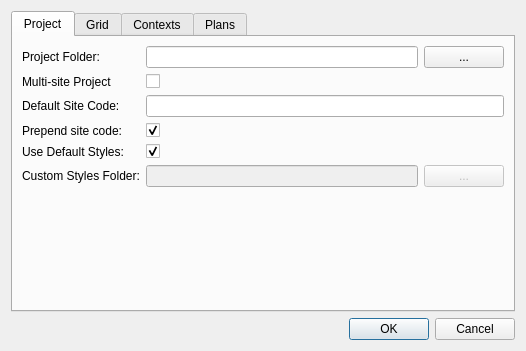
lparchaeology/ArkPlan, file core/settings_dialog_base.ui: the form before one commit.
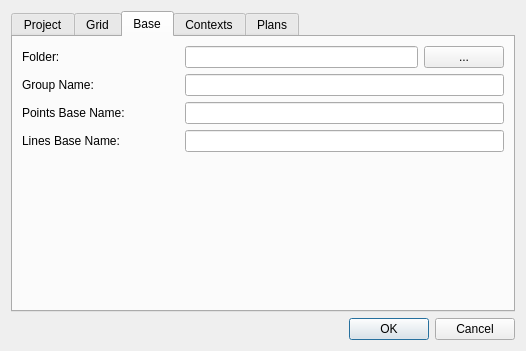
The form after the commit. The open tabs and pages were chosen to show the change.

Commit message: Add config and creation of base layers

The edit to the form file:
```diff
--- a/core/settings_dialog_base.ui
+++ b/core/settings_dialog_base.ui
@@ -278,6 +278,95 @@
        </item>
       </layout>
      </widget>
+     <widget class="QWidget" name="baseTab">
+      <attribute name="title">
+       <string>Base</string>
+      </attribute>
+      <layout class="QGridLayout" name="gridLayout">
+       <item row="2" column="1" colspan="2">
+        <widget class="QLineEdit" name="basePointsNameEdit"/>
+       </item>
+       <item row="0" column="0">
+        <widget class="QLabel" name="baseFolderLabel">
+         <property name="text">
+          <string>Folder:</string>
+         </property>
+         <property name="buddy">
+          <cstring>gridFolderEdit</cstring>
+         </property>
+        </widget>
+       </item>
+       <item row="3" column="0">
+        <widget class="QLabel" name="baseLinesNameLabel">
+         <property name="text">
+          <string>Lines Base Name:</string>
+         </property>
+         <property name="buddy">
+          <cstring>gridLinesNameEdit</cstring>
+         </property>
+        </widget>
+       </item>
+       <item row="2" column="0">
+        <widget class="QLabel" name="basePointNameLabel">
+         <property name="text">
+          <string>Points Base Name:</string>
+         </property>
+         <property name="buddy">
+          <cstring>gridPointsNameEdit</cstring>
+         </property>
+        </widget>
+       </item>
+       <item row="1" column="1" colspan="2">
+        <widget class="QLineEdit" name="baseGroupNameEdit"/>
+       </item>
+       <item row="1" column="0">
+        <widget class="QLabel" name="baseGroupNameLabel">
+         <property name="text">
+          <string>Group Name:</string>
+         </property>
+         <property name="buddy">
+          <cstring>gridGroupNameEdit</cstring>
+         </property>
+        </widget>
+       </item>
+       <item row="3" column="1" colspan="2">
+        <widget class="QLineEdit" name="baseLinesNameEdit"/>
+       </item>
+       <item row="4" column="1">
+        <spacer name="verticalSpacer_5">
+         <property name="orientation">
+          <enum>Qt::Vertical</enum>
+         </property>
+         <property name="sizeHint" stdset="0">
+          <size>
+           <width>20</width>
+           <height>99</height>
+          </size>
+         </property>
+        </spacer>
+       </item>
+       <item row="0" column="1" colspan="2">
+        <layout class="QHBoxLayout" name="baseFolderLayout">
+         <item>
+          <widget class="QLineEdit" name="baseFolderEdit"/>
+         </item>
+         <item>
+          <widget class="QPushButton" name="baseFolderButton">
+           <property name="sizePolicy">
+            <sizepolicy hsizetype="Preferred" vsizetype="Fixed">
+             <horstretch>0</horstretch>
+             <verstretch>0</verstretch>
+            </sizepolicy>
+           </property>
+           <property name="text">
+            <string>...</string>
+           </property>
+          </widget>
+         </item>
+        </layout>
+       </item>
+      </layout>
+     </widget>
      <widget class="QWidget" name="contextsTab">
       <attribute name="title">
        <string>Contexts</string>
```
Left out of the diff: 8 changed lines with no effect on the pictures. The commit also changes 3 other files.
